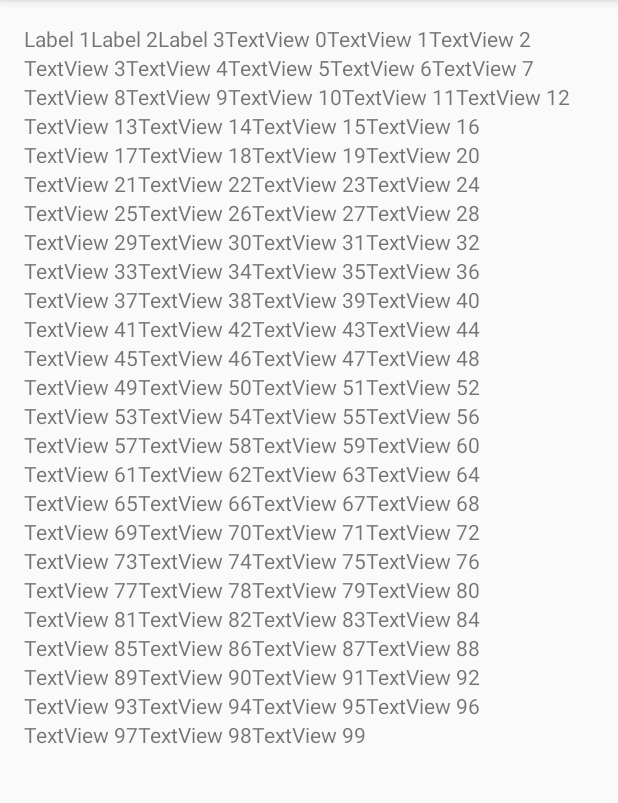
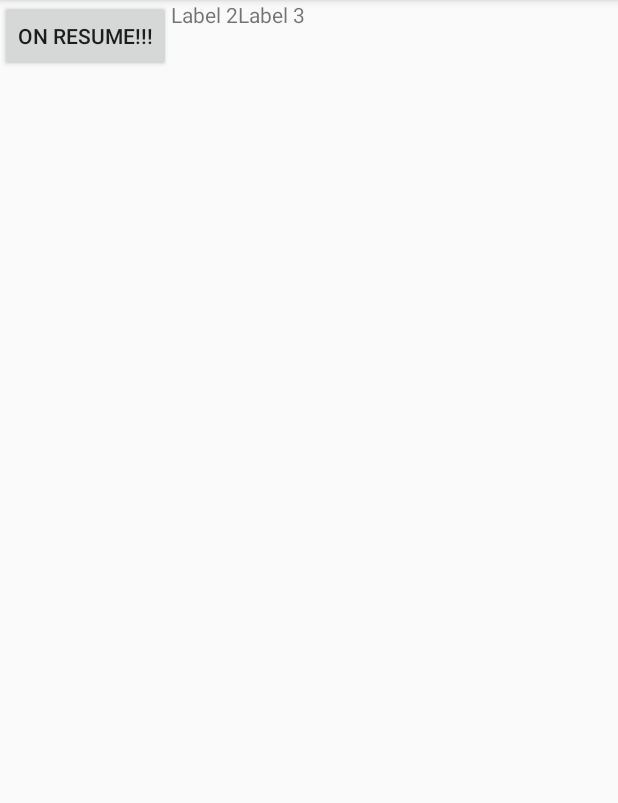
Before and after one commit to dinzdale/SnakeLayout, an Android app: the screen it shows after launch (MainActivity), on a phone screen of 412 x 824 dp, the part 84-887 px from its top. Run offline under Robolectric (Android 15) with nearby library versions, the phone set to English and light mode, and no system bars; our stand-ins replace data binding.

Commit message:
Initial MVVM implementation.

```diff
--- a/app/build.gradle
+++ b/app/build.gradle
@@ -17,10 +17,17 @@ android {
             proguardFiles getDefaultProguardFile('proguard-android.txt'), 'proguard-rules.pro'
         }
     }
+//    dataBinding {
+//        enabled = true
+//    }
 }
 
 dependencies {
+
     compile fileTree(dir: 'libs', include: ['*.jar'])
     testCompile 'junit:junit:4.12'
     compile 'com.android.support:appcompat-v7:23.2.0'
 }
+
+apply plugin: 'com.android.application'
+apply plugin: 'com.android.databinding'
--- a/app/src/main/java/com/snakelayout/gary_jacobs/infragisiticstasksnakelayout/MainActivity.java
+++ b/app/src/main/java/com/snakelayout/gary_jacobs/infragisiticstasksnakelayout/MainActivity.java
@@ -1,23 +1,37 @@
 package com.snakelayout.gary_jacobs.infragisiticstasksnakelayout;
 
+import android.databinding.DataBindingUtil;
 import android.support.v7.app.AppCompatActivity;
 import android.os.Bundle;
 import android.view.ViewGroup;
 import android.widget.Button;
 import android.widget.TextView;
 
+import com.snakelayout.gary_jacobs.infragisiticstasksnakelayout.databinding.ActivityMainBinding;
+import com.snakelayout.gary_jacobs.infragisiticstasksnakelayout.model.ButtonModel;
+
 public class MainActivity extends AppCompatActivity {
 
     SnakeLayout snakeLayout;
-
+    ButtonModel buttonModel;
     @Override
     protected void onCreate(Bundle savedInstanceState) {
         super.onCreate(savedInstanceState);
-        setContentView(R.layout.activity_main);
+        //setContentView(R.layout.activity_main);
+        ActivityMainBinding binding = DataBindingUtil.setContentView(this,R.layout.activity_main);
+        buttonModel = new ButtonModel();
+        buttonModel.setButtonLabel("Button Label Set!");
+        binding.setButtonVM(buttonModel);
         snakeLayout = (SnakeLayout) findViewById(R.id.snake_layout);
-        load();
+
+        //load();
     }
 
+    @Override
+    protected void onResume() {
+        super.onResume();
+        buttonModel.setButtonLabel("On Resume!!!");
+    }
 
     protected void load() {
         super.onResume();
--- /dev/null
+++ b/app/src/main/java/com/snakelayout/gary_jacobs/infragisiticstasksnakelayout/model/ButtonModel.java
@@ -0,0 +1,17 @@
+package com.snakelayout.gary_jacobs.infragisiticstasksnakelayout.model;
+
+/**
+ * Created by Gary Jacobs on 3/9/16.
+ */
+public class ButtonModel  {
+
+    private String buttonLabel = "buttonLabel";
+
+    public String getButtonLabel() {
+        return buttonLabel;
+    }
+
+    public void setButtonLabel(String buttonLabel) {
+        this.buttonLabel = buttonLabel;
+    }
+}
--- a/app/src/main/res/layout/activity_main.xml
+++ b/app/src/main/res/layout/activity_main.xml
@@ -1,37 +1,36 @@
 <?xml version="1.0" encoding="utf-8"?>
-<RelativeLayout xmlns:android="http://schemas.android.com/apk/res/android"
-    xmlns:tools="http://schemas.android.com/tools"
-    android:layout_width="match_parent"
-    android:layout_height="match_parent"
-    android:paddingBottom="@dimen/activity_vertical_margin"
-    android:paddingLeft="@dimen/activity_horizontal_margin"
-    android:paddingRight="@dimen/activity_horizontal_margin"
-    android:paddingTop="@dimen/activity_vertical_margin"
-    tools:context="com.snakelayout.gary_jacobs.infragisiticstasksnakelayout.MainActivity">
-
+<layout xmlns:android="http://schemas.android.com/apk/res/android">
+    <data>
+        <variable
+            name="buttonVM"
+            type="com.snakelayout.gary_jacobs.infragisiticstasksnakelayout.model.ButtonModel" />
+    </data>
     <FrameLayout
         android:id="@+id/topcontainerFL"
         android:layout_width="match_parent"
         android:layout_height="match_parent">
+
         <com.snakelayout.gary_jacobs.infragisiticstasksnakelayout.SnakeLayout
+            android:id="@+id/snake_layout"
             android:layout_width="match_parent"
-            android:layout_height="match_parent"
-            android:id="@+id/snake_layout">
-            <TextView
+            android:layout_height="match_parent">
+
+            <Button
                 android:layout_width="wrap_content"
                 android:layout_height="wrap_content"
-                android:layout_marginRight="100dp"
-                android:text="Label 1"/>
+                android:text="@{buttonVM.buttonLabel}" />
+
             <TextView
                 android:layout_width="wrap_content"
                 android:layout_height="wrap_content"
                 android:layout_margin="100dp"
-                android:text="Label 2"/>
+                android:text="Label 2" />
+
             <TextView
                 android:layout_width="wrap_content"
                 android:layout_height="wrap_content"
                 android:layout_margin="100dp"
-                android:text="Label 3"/>
+                android:text="Label 3" />
         </com.snakelayout.gary_jacobs.infragisiticstasksnakelayout.SnakeLayout>
     </FrameLayout>
-</RelativeLayout>
+</layout>
--- a/build.gradle
+++ b/build.gradle
@@ -6,7 +6,7 @@ buildscript {
     }
     dependencies {
         classpath 'com.android.tools.build:gradle:1.5.0'
-
+        classpath 'com.android.databinding:dataBinder:1.0-rc4'
         // NOTE: Do not place your application dependencies here; they belong
         // in the individual module build.gradle files
     }
```
